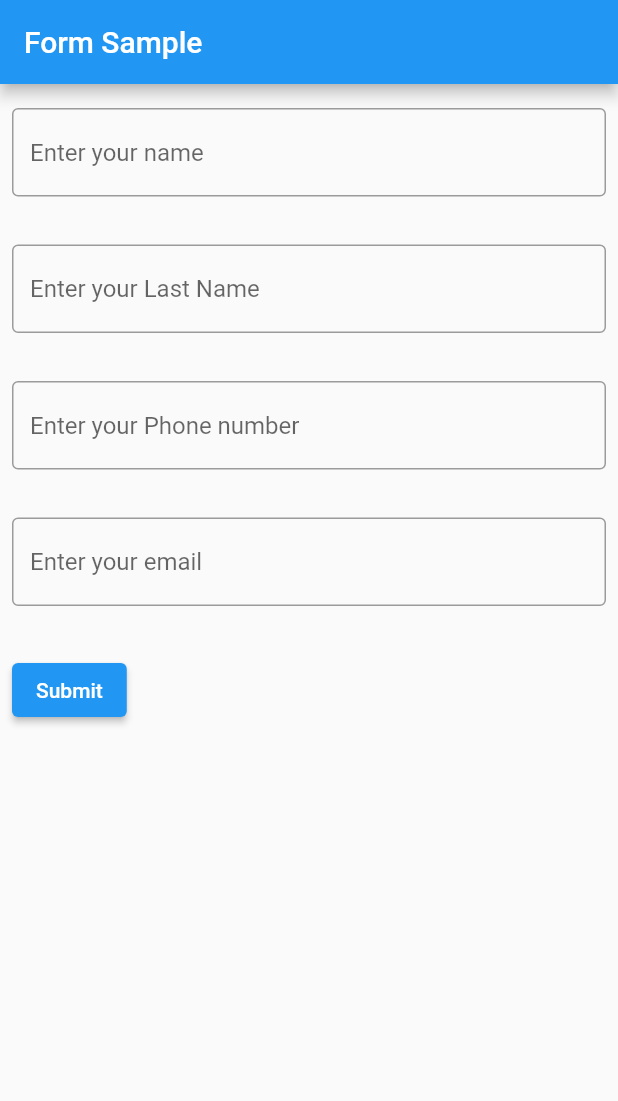
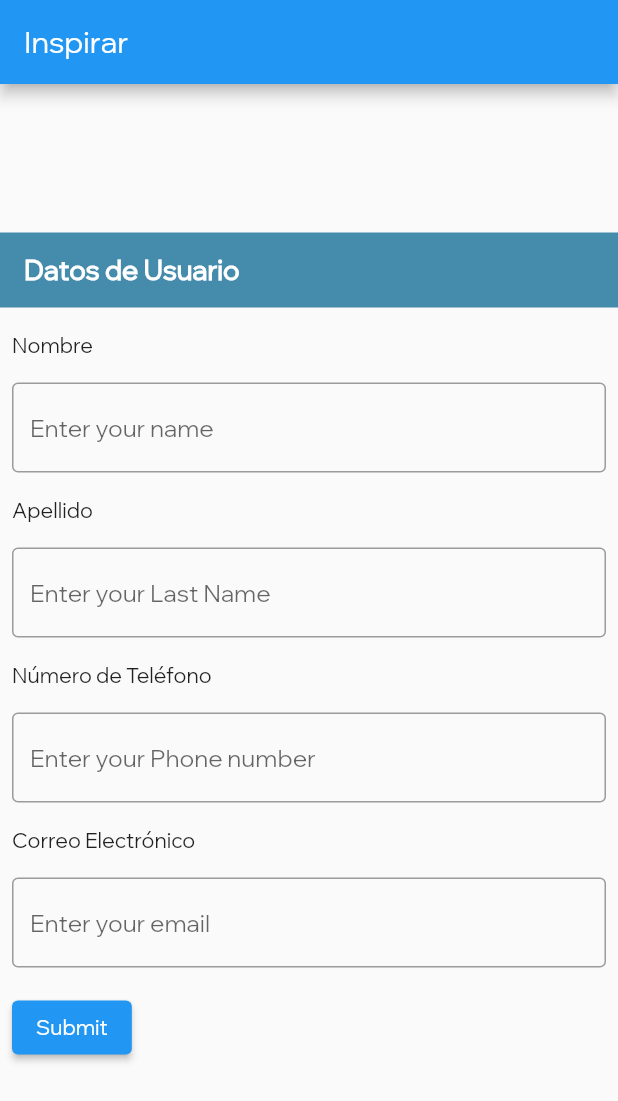
Before and after one commit to barloff2/inspirar_movil, a Flutter app: the screen it shows after launch, on a phone screen of 412 x 824 dp. Shown: the top 1101 px of the screen. Run offline on Flutter 3.47's test engine with Material 2 defaults, Android fonts, the light colour scheme and no system bars.

Commit message:
Formulario completed with font.

```diff
--- a/lib/main.dart
+++ b/lib/main.dart
@@ -10,9 +10,12 @@ class FormExampleApp extends StatelessWidget {
   @override
   Widget build(BuildContext context) {
     return MaterialApp(
+      theme: ThemeData(fontFamily: 'WixMadeforDisplay'),
       home: Scaffold(
-        appBar: AppBar(title: const Text('Form Sample')),
-        body: const FormExample(),
+        appBar: AppBar(title: const Text('Inspirar')),
+        body: Center(
+          child: SingleChildScrollView(child: const FormExample()),
+        ),
       ),
     );
   }
@@ -35,8 +38,27 @@ class _FormExampleState extends State<FormExample> {
       child: Column(
         crossAxisAlignment: CrossAxisAlignment.start,
         children: <Widget>[
+          Container(
+            child: Container(
+              height: 50.0,
+              color: Color.fromARGB(255, 68, 139, 172),
+              padding: EdgeInsets.symmetric(horizontal: 16.0),
+              alignment: Alignment.centerLeft,
+              child: Text(
+                'Datos de Usuario',
+                style: const TextStyle(
+                    color: Colors.white,
+                    fontWeight: FontWeight.bold,
+                    fontSize: 18),
+              ),
+            ),
+          ),
           Padding(
             padding: EdgeInsets.symmetric(horizontal: 8, vertical: 16),
+            child: Text('Nombre'),
+          ),
+          Padding(
+            padding: EdgeInsets.symmetric(horizontal: 8),
             child: TextFormField(
               decoration: const InputDecoration(
                 border: OutlineInputBorder(),
@@ -52,6 +74,10 @@ class _FormExampleState extends State<FormExample> {
           ),
           Padding(
             padding: EdgeInsets.symmetric(horizontal: 8, vertical: 16),
+            child: Text('Apellido'),
+          ),
+          Padding(
+            padding: EdgeInsets.symmetric(horizontal: 8),
             child: TextFormField(
               decoration: const InputDecoration(
                 border: OutlineInputBorder(),
@@ -67,6 +93,10 @@ class _FormExampleState extends State<FormExample> {
           ),
           Padding(
             padding: EdgeInsets.symmetric(horizontal: 8, vertical: 16),
+            child: Text('Número de Teléfono'),
+          ),
+          Padding(
+            padding: EdgeInsets.symmetric(horizontal: 8),
             child: TextFormField(
               decoration: const InputDecoration(
                 border: OutlineInputBorder(),
@@ -82,6 +112,10 @@ class _FormExampleState extends State<FormExample> {
           ),
           Padding(
             padding: EdgeInsets.symmetric(horizontal: 8, vertical: 16),
+            child: Text('Correo Electrónico'),
+          ),
+          Padding(
+            padding: EdgeInsets.symmetric(horizontal: 8),
             child: TextFormField(
               decoration: const InputDecoration(
                 border: OutlineInputBorder(),
```
Also changed, not shown: pubspec.yaml (+5 -6 lines), fonts/WixMadeforDisplay-Bold.ttf (added), fonts/WixMadeforDisplay-ExtraBold.ttf (added), fonts/WixMadeforDisplay-Medium.ttf (added), fonts/WixMadeforDisplay-Regular.ttf (added), fonts/WixMadeforDisplay-SemiBold.ttf (added).
